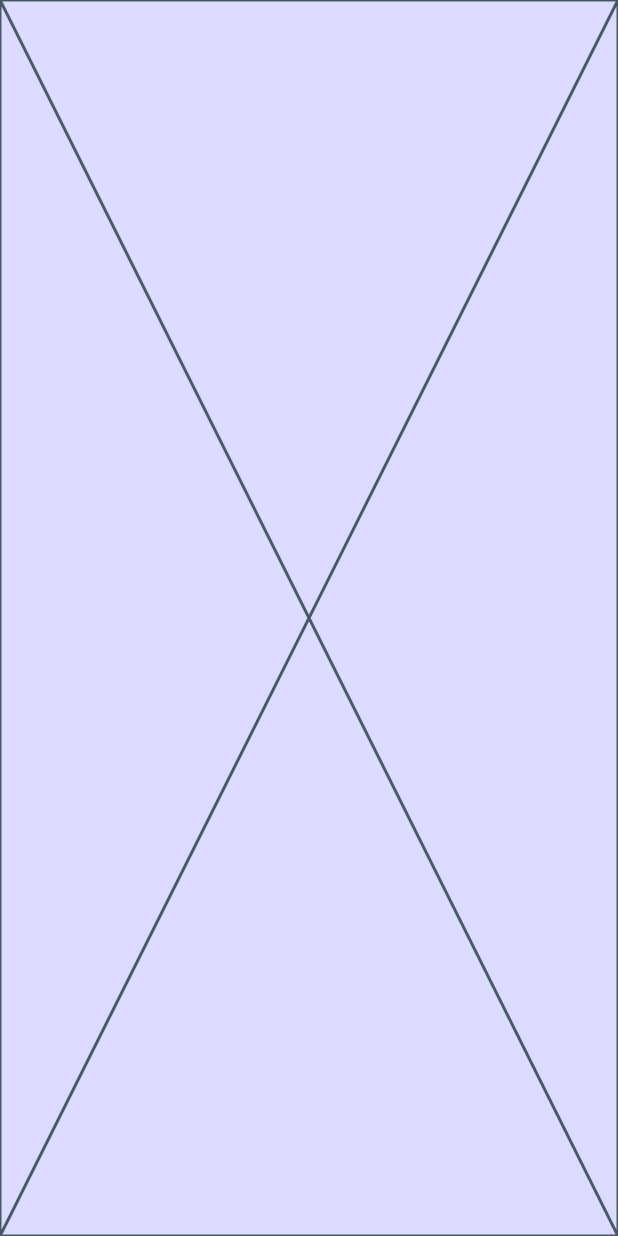
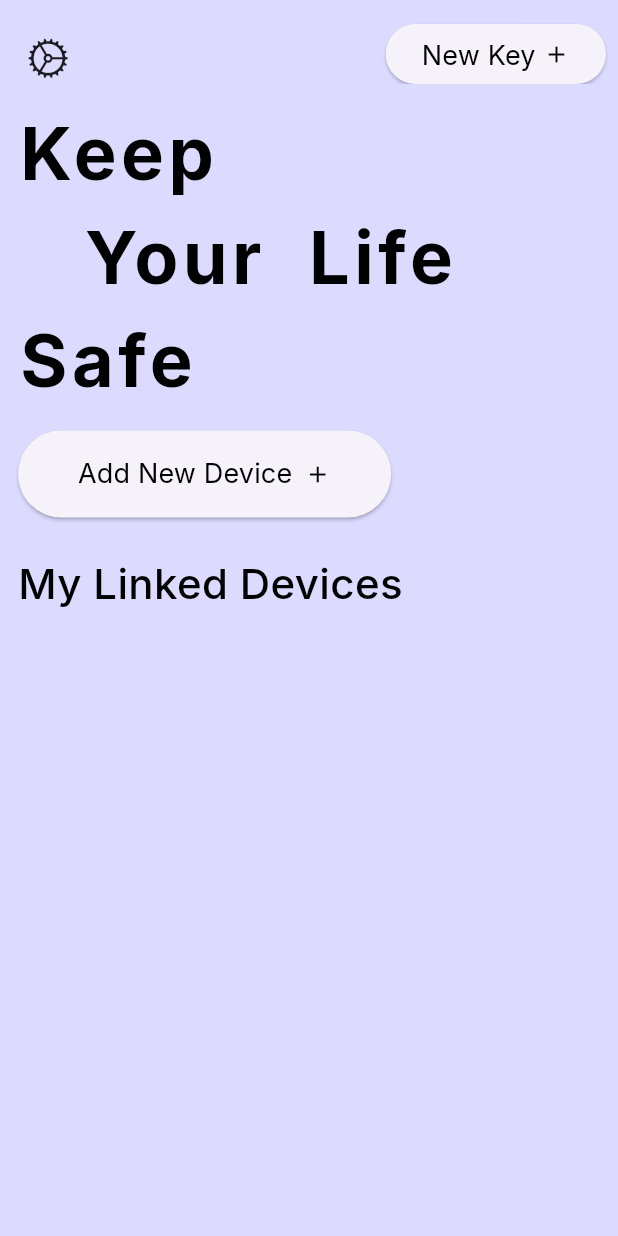
Before and after one commit to RiyazurRazak/anzen-manager, a Flutter app: the screen it shows after launch, on a phone screen of 412 x 824 dp. Run offline on Flutter 3.47's test engine with Material 2 defaults, Android fonts, the phone set to English and light mode, and no system bars; our stand-ins replace device_info_plus, flutter_secure_storage, get, google_fonts, hive, hive_flutter and 1 more; accounts and stored records are empty; network calls fail.

Commit message:
Update: home screen updated

```diff
--- a/frontend/lib/main.dart
+++ b/frontend/lib/main.dart
@@ -1,4 +1,5 @@
 import 'package:flutter/material.dart';
+import 'package:frontend/constants/app_colors.dart';
 import 'package:frontend/routes.dart';
 import 'package:frontend/screens/SplashScreen/splash_screen.dart';
 import 'package:get/get.dart';
@@ -17,7 +18,8 @@ class MyApp extends StatelessWidget {
     return GetMaterialApp(
       title: 'Anzen Manager',
       theme: ThemeData(
-        colorScheme: const ColorScheme.light(),
+        colorScheme:
+            ColorScheme.fromSeed(seedColor: AppColors.splashScreenBackground),
         useMaterial3: true,
         fontFamily: GoogleFonts.inter().fontFamily,
       ),
--- a/frontend/lib/screens/HomeScreen/home_screen.dart
+++ b/frontend/lib/screens/HomeScreen/home_screen.dart
@@ -1,5 +1,9 @@
+import 'package:flutter/cupertino.dart';
 import 'package:flutter/material.dart';
 import 'package:frontend/constants/app_colors.dart';
+import 'package:frontend/widgets/typography/content.dart';
+import 'package:frontend/widgets/typography/heading.dart';
+import 'package:frontend/widgets/typography/subheading.dart';
 
 class HomeScreen extends StatefulWidget {
   const HomeScreen({super.key});
@@ -13,8 +17,82 @@ class _HomeScreenState extends State<HomeScreen> {
   Widget build(BuildContext context) {
     return Scaffold(
       backgroundColor: AppColors.primaryBackground,
+      appBar: AppBar(
+        backgroundColor: AppColors.primaryBackground,
+        forceMaterialTransparency: true,
+        actions: [
+          Padding(
+            padding: const EdgeInsets.only(right: 8.0, top: 16.0),
+            child: ElevatedButton(
+              onPressed: () {},
+              child: Padding(
+                padding: const EdgeInsets.only(top: 8.0, bottom: 8.0),
+                child: Row(
+                  mainAxisSize: MainAxisSize.min,
+                  children: [
+                    Content(value: "New Key"),
+                    const SizedBox(width: 5),
+                    const Icon(
+                      Icons.add,
+                      color: Colors.black,
+                    ),
+                  ],
+                ),
+              ),
+            ),
+          ),
+        ],
+        leading: Padding(
+          padding: const EdgeInsets.only(left: 8.0, top: 16.0),
+          child: Row(
+            children: [
+              IconButton(
+                onPressed: () {},
+                icon: const Icon(
+                  CupertinoIcons.settings,
+                  size: 28,
+                ),
+              )
+            ],
+          ),
+        ),
+      ),
       body: SafeArea(
-        child: Placeholder(),
+        child: Padding(
+          padding: const EdgeInsets.all(12.0),
+          child: SingleChildScrollView(
+            child: Column(
+              crossAxisAlignment: CrossAxisAlignment.start,
+              children: [
+                const Heading(
+                  value: "Keep\n   Your  Life\nSafe",
+                ),
+                const SizedBox(
+                  height: 12,
+                ),
+                ElevatedButton(
+                  onPressed: () {},
+                  child: Padding(
+                    padding: const EdgeInsets.all(16.0),
+                    child: Row(
+                      mainAxisSize: MainAxisSize.min,
+                      children: [
+                        Content(value: "Add New Device"),
+                        const SizedBox(width: 8),
+                        const Icon(
+                          Icons.add,
+                          color: Colors.black,
+                        ),
+                      ],
+                    ),
+                  ),
+                ),
+                const SizedBox(height: 24),
+                const SubHeading(value: "My Linked Devices"),
+              ],
+            ),
+          ),
+        ),
       ),
     );
   }
```
